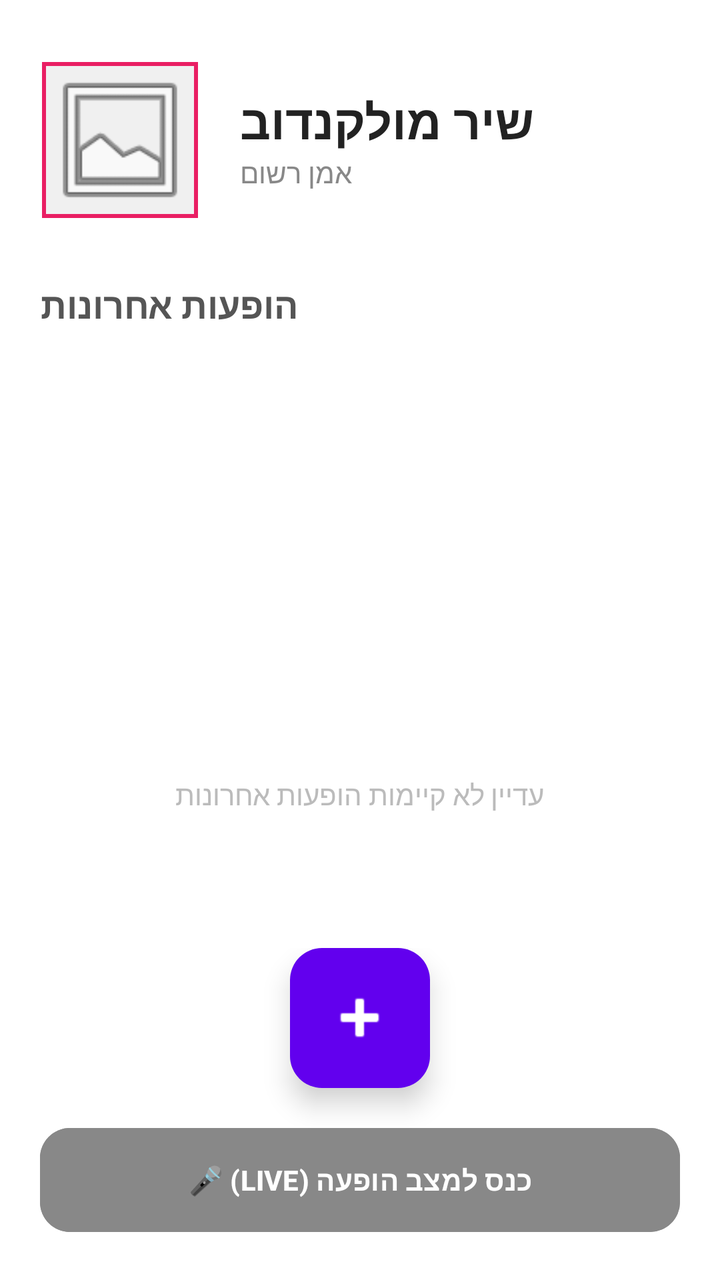
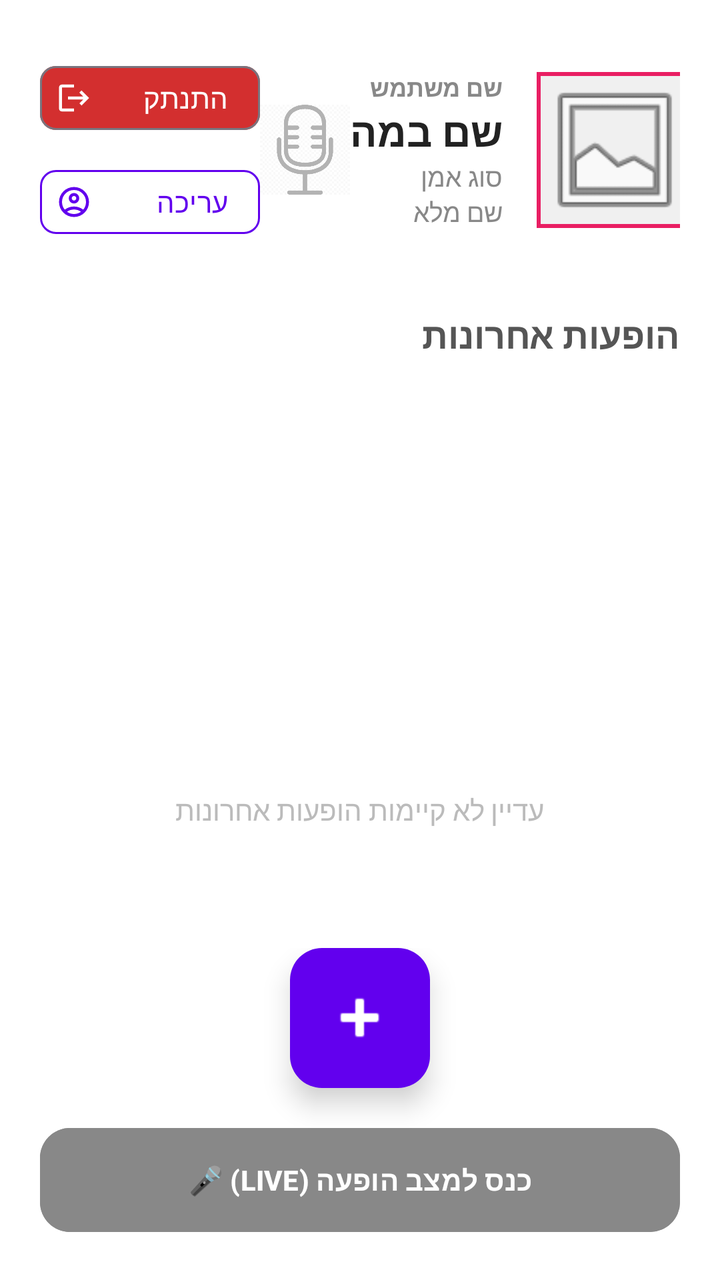

Before-and-after screenshots of an Android layout around one commit, followed by the original layout XML and the change that was made.
<!-- AndroidManifest.xml: application theme Theme.MyApplication -->
<!-- res/layout/fragment_artist_dashboard.xml -->
<androidx.coordinatorlayout.widget.CoordinatorLayout
    xmlns:android="http://schemas.android.com/apk/res/android"
    xmlns:app="http://schemas.android.com/apk/res-auto"
    android:layout_width="match_parent"
    android:layout_height="match_parent"
    android:background="#FFFFFF">

    <LinearLayout
        android:layout_width="match_parent"
        android:layout_height="match_parent"
        android:orientation="vertical"
        android:padding="20dp">

        <LinearLayout
            android:layout_width="match_parent"
            android:layout_height="wrap_content"
            android:gravity="center_vertical"
            android:orientation="horizontal"
            android:layout_marginTop="10dp"
            android:layout_marginBottom="30dp">

            <com.google.android.material.imageview.ShapeableImageView
                android:id="@+id/imgArtistProfile"
                android:layout_width="80dp"
                android:layout_height="80dp"
                android:src="@android:drawable/ic_menu_gallery"
                app:shapeAppearanceOverlay="@style/CircleImage"
                android:background="#F0F0F0"
                android:padding="2dp"
                app:strokeColor="#E91E63"
                app:strokeWidth="2dp"/>

            <LinearLayout
                android:layout_width="wrap_content"
                android:layout_height="wrap_content"
                android:orientation="vertical"
                android:layout_marginStart="20dp">

                <TextView
                    android:id="@+id/tvArtistName"
                    android:layout_width="wrap_content"
                    android:layout_height="wrap_content"
                    android:text="שיר מולקנדוב"
                    android:textSize="24sp"
                    android:textStyle="bold"
                    android:textColor="#222"/>

                <TextView
                    android:layout_width="wrap_content"
                    android:layout_height="wrap_content"
                    android:text="אמן רשום"
                    android:textSize="14sp"
                    android:textColor="#888"/>
            </LinearLayout>
        </LinearLayout>

        <TextView
            android:layout_width="wrap_content"
            android:layout_height="wrap_content"
            android:text="הופעות אחרונות"
            android:textSize="18sp"
            android:textStyle="bold"
            android:textColor="#555"
            android:layout_marginBottom="10dp"/>

        <FrameLayout
            android:layout_width="match_parent"
            android:layout_height="0dp"
            android:layout_weight="1">

            <TextView
                android:id="@+id/tvNoShows"
                android:layout_width="wrap_content"
                android:layout_height="wrap_content"
                android:text="עדיין לא קיימות הופעות אחרונות"
                android:layout_gravity="center"
                android:textColor="#BBB"
                android:visibility="visible" />

            <androidx.recyclerview.widget.RecyclerView
                android:id="@+id/rvPastShows"
                android:layout_width="match_parent"
                android:layout_height="match_parent"
                android:visibility="gone" />
        </FrameLayout>

    </LinearLayout>

    <LinearLayout
        android:layout_width="match_parent"
        android:layout_height="wrap_content"
        android:layout_gravity="bottom"
        android:orientation="vertical"
        android:gravity="center_horizontal"
        android:padding="20dp">

        <com.google.android.material.floatingactionbutton.FloatingActionButton
            android:id="@+id/fabAddShow"
            android:layout_width="wrap_content"
            android:layout_height="wrap_content"
            android:layout_marginBottom="16dp"
            app:fabCustomSize="70dp"
            app:maxImageSize="35dp"
            app:srcCompat="@android:drawable/ic_input_add"
            app:backgroundTint="#6200EE"
            app:tint="#FFFFFF"
            app:elevation="8dp" />

        <Button
            android:id="@+id/btnStartLive"
            android:layout_width="match_parent"
            android:layout_height="60dp"
            android:text="כנס למצב הופעה (LIVE) 🎤"
            android:backgroundTint="#888888"
            android:enabled="false"
            android:textColor="#FFFFFF"
            android:textStyle="bold"
            app:cornerRadius="15dp" />

    </LinearLayout>

</androidx.coordinatorlayout.widget.CoordinatorLayout>
<!-- resources referenced by this layout -->
<resources>
  <style name="CircleImage" />
  <style name="Theme.MyApplication" parent="Base.Theme.MyApplication" />
  <style name="Base.Theme.MyApplication" parent="Theme.Material3.DayNight.NoActionBar">
          
          
      </style>
</resources>

<!-- the commit's change to res/layout/fragment_artist_dashboard.xml (unified diff, before → after) -->
@@ -1,3 +1,4 @@
+<?xml version="1.0" encoding="utf-8"?>
 <androidx.coordinatorlayout.widget.CoordinatorLayout
     xmlns:android="http://schemas.android.com/apk/res/android"
     xmlns:app="http://schemas.android.com/apk/res-auto"
@@ -14,43 +15,125 @@
         <LinearLayout
             android:layout_width="match_parent"
             android:layout_height="wrap_content"
+            android:layout_gravity="center"
             android:gravity="center_vertical"
             android:orientation="horizontal"
-            android:layout_marginTop="10dp"
+            android:layout_marginTop="5dp"
             android:layout_marginBottom="30dp">
 
-            <com.google.android.material.imageview.ShapeableImageView
-                android:id="@+id/imgArtistProfile"
-                android:layout_width="80dp"
-                android:layout_height="80dp"
-                android:src="@android:drawable/ic_menu_gallery"
-                app:shapeAppearanceOverlay="@style/CircleImage"
-                android:background="#F0F0F0"
-                android:padding="2dp"
-                app:strokeColor="#E91E63"
-                app:strokeWidth="2dp"/>
+            <LinearLayout
+                android:id="@+id/topRightActions"
+                android:layout_width="wrap_content"
+                android:layout_height="wrap_content"
+                android:orientation="vertical"
+                android:gravity="start">
+
+                <com.google.android.material.chip.Chip
+                    android:id="@+id/UserLogout"
+                    android:layout_width="wrap_content"
+                    android:layout_height="wrap_content"
+                    android:minWidth="110dp"
+                    android:text="התנתק"
+                    android:textColor="@color/white"
+                    app:chipBackgroundColor="@color/chipArt_logout"
+                    app:chipIcon="@drawable/ic_logout"
+                    app:chipIconTint="@color/white"
+                    app:chipIconVisible="true"
+                    app:iconSize="14dp" />
+
+                <com.google.android.material.chip.Chip
+                    android:id="@+id/chipEditProfile"
+                    android:layout_width="wrap_content"
+                    android:layout_height="wrap_content"
+                    android:minWidth="110dp"
+                    android:layout_marginTop="4dp"
+                    android:text="עריכה"
+                    android:textColor="@color/beat_primary"
+                    app:chipBackgroundColor="@color/white"
+                    app:chipStrokeColor="@color/beat_primary"
+                    app:chipStrokeWidth="1dp"
+                    app:chipIcon="@drawable/ic_edit"
+                    app:chipIconTint="@color/beat_primary"
+                    app:chipIconVisible="true"
+                    app:iconSize="14dp" />
+            </LinearLayout>
+            <View
+                android:layout_width="0dp"
+                android:layout_height="0dp"
+                android:layout_weight="1" />
+
+            <ImageView
+                android:id="@+id/imgArtistTypeIcon"
+                android:layout_width="45dp"
+                android:layout_height="45dp"
+                android:alpha="0.3"
+                android:src="@drawable/ic_singer"
+                android:contentDescription="סוג אמן" />
+
+            <View
+                android:layout_width="0dp"
+                android:layout_height="0dp"
+                android:layout_weight="1" />
+
 
             <LinearLayout
                 android:layout_width="wrap_content"
                 android:layout_height="wrap_content"
-                android:orientation="vertical"
-                android:layout_marginStart="20dp">
-
-                <TextView
-                    android:id="@+id/tvArtistName"
+                android:orientation="horizontal"
+                android:gravity="center_vertical">
+
+                <LinearLayout
                     android:layout_width="wrap_content"
                     android:layout_height="wrap_content"
-                    android:text="שיר מולקנדוב"
-                    android:textSize="24sp"
-                    android:textStyle="bold"
-                    android:textColor="#222"/>
-
-                <TextView
-                    android:layout_width="wrap_content"
-                    android:layout_height="wrap_content"
-                    android:text="אמן רשום"
-                    android:textSize="14sp"
-                    android:textColor="#888"/>
+                    android:orientation="vertical"
+                    android:layout_marginEnd="16dp"
+                    android:gravity="end">
+
+                    <TextView
+                        android:id="@+id/tvArtistUsername"
+                        android:layout_width="wrap_content"
+                        android:layout_height="wrap_content"
+                        android:text="שם משתמש"
+                        android:textSize="12sp"
+                        android:textStyle="bold"
+                        android:textColor="#888"/>
+
+                    <TextView
+                        android:id="@+id/tvArtistName"
+                        android:layout_width="wrap_content"
+                        android:layout_height="wrap_content"
+                        android:text="שם במה"
+                        android:textSize="20sp"
+                        android:textStyle="bold"
+                        android:textColor="#222"/>
+
+                    <TextView
+                        android:id="@+id/tvArtistType"
+                        android:layout_width="wrap_content"
+                        android:layout_height="wrap_content"
+                        android:text="סוג אמן"
+                        android:textSize="13sp"
+                        android:textColor="#888"/>
+
+                    <TextView
+                        android:id="@+id/tvArtistFullName"
+                        android:layout_width="wrap_content"
+                        android:layout_height="wrap_content"
+                        android:text="שם מלא"
+                        android:textSize="13sp"
+                        android:textColor="#888"/>
+                </LinearLayout>
+
+                <com.google.android.material.imageview.ShapeableImageView
+                    android:id="@+id/imgArtistProfile"
+                    android:layout_width="80dp"
+                    android:layout_height="80dp"
+                    android:src="@android:drawable/ic_menu_gallery"
+                    app:shapeAppearanceOverlay="@style/CircleImage"
+                    android:background="#F0F0F0"
+                    android:padding="2dp"
+                    app:strokeColor="#E91E63"
+                    app:strokeWidth="2dp"/>
             </LinearLayout>
         </LinearLayout>
 
@@ -61,6 +144,7 @@
             android:textSize="18sp"
             android:textStyle="bold"
             android:textColor="#555"
+            android:layout_gravity="end"
             android:layout_marginBottom="10dp"/>
 
         <FrameLayout
@@ -83,7 +167,6 @@
                 android:layout_height="match_parent"
                 android:visibility="gone" />
         </FrameLayout>
-
     </LinearLayout>
 
     <LinearLayout
@@ -116,7 +199,5 @@
             android:textColor="#FFFFFF"
             android:textStyle="bold"
             app:cornerRadius="15dp" />
-
     </LinearLayout>
-
 </androidx.coordinatorlayout.widget.CoordinatorLayout>
<!-- resource entries referenced after the edit -->
@@ -1,5 +1,21 @@
 <!-- resources referenced by this layout -->
 <resources>
+  <color name="beat_primary">#6200EE</color>
+  <color name="chipArt_logout">#D32F2F</color>
+  <color name="white">#FFFFFFFF</color>
+  <!-- drawable ic_edit (drawable) -->
+  <vector xmlns:android="http://schemas.android.com/apk/res/android" android:height="24dp" android:tint="#000000" android:viewportHeight="960" android:viewportWidth="960" android:width="24dp">
+        
+      <path android:fillColor="@android:color/white" android:pathData="M234,684Q285,645 348,622.5Q411,600 480,600Q549,600 612,622.5Q675,645 726,684Q761,643 780.5,591Q800,539 800,480Q800,347 706.5,253.5Q613,160 480,160Q347,160 253.5,253.5Q160,347 160,480Q160,539 179.5,591Q199,643 234,684ZM380.5,479.5Q340,439 340,380Q340,321 380.5,280.5Q421,240 480,240Q539,240 579.5,280.5Q620,321 620,380Q620,439 579.5,479.5Q539,520 480,520Q421,520 380.5,479.5ZM480,880Q397,880 324,848.5Q251,817 197,763Q143,709 111.5,636Q80,563 80,480Q80,397 111.5,324Q143,251 197,197Q251,143 324,111.5Q397,80 480,80Q563,80 636,111.5Q709,143 763,197Q817,251 848.5,324Q880,397 880,480Q880,563 848.5,636Q817,709 763,763Q709,817 636,848.5Q563,880 480,880ZM580,784.5Q627,769 666,740Q627,711 580,695.5Q533,680 480,680Q427,680 380,695.5Q333,711 294,740Q333,769 380,784.5Q427,800 480,800Q533,800 580,784.5ZM523,423Q540,406 540,380Q540,354 523,337Q506,320 480,320Q454,320 437,337Q420,354 420,380Q420,406 437,423Q454,440 480,440Q506,440 523,423ZM480,380Q480,380 480,380Q480,380 480,380Q480,380 480,380Q480,380 480,380Q480,380 480,380Q480,380 480,380Q480,380 480,380Q480,380 480,380ZM480,740Q480,740 480,740Q480,740 480,740Q480,740 480,740Q480,740 480,740Q480,740 480,740Q480,740 480,740Q480,740 480,740Q480,740 480,740Z"/>
+      
+  </vector>
+  <!-- drawable ic_logout (drawable) -->
+  <vector xmlns:android="http://schemas.android.com/apk/res/android" android:autoMirrored="true" android:height="24dp" android:tint="#000000" android:viewportHeight="24" android:viewportWidth="24" android:width="24dp">
+        
+      <path android:fillColor="@android:color/white" android:pathData="M17,7l-1.41,1.41L18.17,11H8v2h10.17l-2.58,2.58L17,17l5,-5zM4,5h8V3H4c-1.1,0 -2,0.9 -2,2v14c0,1.1 0.9,2 2,2h8v-2H4V5z"/>
+      
+  </vector>
+  <!-- drawable ic_singer: png bitmap (drawable, 88571 bytes) -->
   <style name="CircleImage" />
   <style name="Theme.MyApplication" parent="Base.Theme.MyApplication" />
   <style name="Base.Theme.MyApplication" parent="Theme.Material3.DayNight.NoActionBar">
